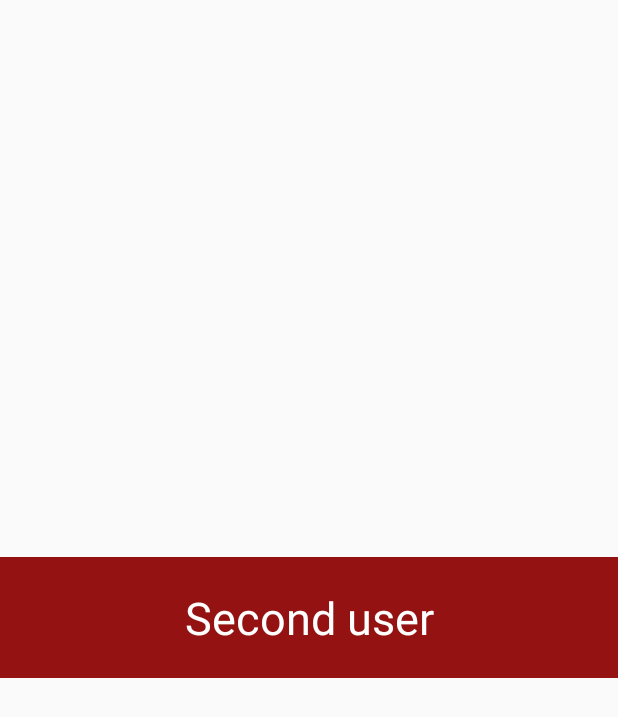
After one commit to ArthurSav/Least, an Android app: the layout layout_user_second.xml on its own in the app's theme, with its tools: preview values and no code run, on a phone screen of 412 x 824 dp. The commit adds this screen. Shown: the top 717 px of the screen. Run offline under Robolectric (Android 15) with nearby library versions, the phone set to English and light mode, and no system bars.

Commit message:
- Now a single object can have multiple view holders as long as it implements itemViewType

```diff
--- a/app/src/main/java/io/c0nnector/github/least/example/MainActivity.java
+++ b/app/src/main/java/io/c0nnector/github/least/example/MainActivity.java
@@ -13,8 +13,10 @@ import io.c0nnector.github.least.example.banner.BannerBinder;
 import io.c0nnector.github.least.example.banner.BannerViewHolderHolder;
 import io.c0nnector.github.least.example.header.HeaderBinder;
 import io.c0nnector.github.least.example.header.HeaderViewHolder;
+import io.c0nnector.github.least.example.user.SecondUserBinder;
 import io.c0nnector.github.least.example.user.User;
 import io.c0nnector.github.least.example.user.UserBinder;
+import io.c0nnector.github.least.example.user.UserSecondViewHolder;
 import io.c0nnector.github.least.example.user.UserViewHolderHolder;
 import io.c0nnector.github.least.LeastAdapter;
 import io.c0nnector.github.least.LeastView;
@@ -36,13 +38,12 @@ public class MainActivity extends AppCompatActivity {
 
     public void setupRecyclerView(){
 
-
-
         //adapter builder
         LeastAdapter adapter = new LeastAdapter.Builder()
 
                 // 1) bind the view types you want to display
                 .binder(new UserBinder(User.class, UserViewHolderHolder.class, R.layout.layout_user))
+                .binder(new SecondUserBinder(User.class, UserSecondViewHolder.class, R.layout.layout_user_second))
                 .binder(new BannerBinder(Banner.class, BannerViewHolderHolder.class, R.layout.layout_banner))
                 .binder(new HeaderBinder(String.class, HeaderViewHolder.class, R.layout.layout_header))
 
@@ -60,6 +61,7 @@ public class MainActivity extends AppCompatActivity {
                 // 3) done
                 .build(this);
 
+        adapter.enableSingleMultiview(true);
 
         leastView.setAdapter(adapter);
 
--- a/app/src/main/java/io/c0nnector/github/least/example/user/UserBinder.java
+++ b/app/src/main/java/io/c0nnector/github/least/example/user/UserBinder.java
@@ -22,4 +22,9 @@ public class UserBinder extends Binder<UserViewHolderHolder, User> {
     public void onBindViewHolder(UserViewHolderHolder holder, User user, int position) {
         holder.textView.setText(user.getName());
     }
+
+    @Override
+    public int getViewType() {
+        return 0;
+    }
 }
--- a/app/src/main/java/io/c0nnector/github/least/example/user/UserViewHolderHolder.java
+++ b/app/src/main/java/io/c0nnector/github/least/example/user/UserViewHolderHolder.java
@@ -20,7 +20,8 @@ public class UserViewHolderHolder  extends BaseViewHolder{
      * @param itemView
      */
     public UserViewHolderHolder(View itemView) {
-
         super(itemView);
     }
+
+
 }
--- /dev/null
+++ b/app/src/main/res/layout/layout_user_second.xml
@@ -0,0 +1,19 @@
+<?xml version="1.0" encoding="utf-8"?>
+<RelativeLayout xmlns:android="http://schemas.android.com/apk/res/android"
+                android:layout_width="match_parent"
+                android:layout_height="match_parent">
+
+    <TextView
+        android:layout_width="match_parent"
+        android:layout_height="wrap_content"
+        android:textAppearance="?android:attr/textAppearanceMedium"
+        android:text="Second user"
+        android:id="@+id/textView3"
+        android:layout_centerVertical="true"
+        android:layout_centerHorizontal="true"
+        android:background="#951212"
+        android:textColor="#ffffff"
+        android:gravity="center"
+        android:padding="20dp"
+        android:textSize="30dp"/>
+</RelativeLayout>
```
Also changed, not shown: app/src/main/java/io/c0nnector/github/least/example/user/SecondUserBinder.java (added, +25 -0 lines), app/src/main/java/io/c0nnector/github/least/example/user/User.java (+8 -2 lines), app/src/main/java/io/c0nnector/github/least/example/user/UserSecondViewHolder.java (added, +19 -0 lines), least/src/main/java/io/c0nnector/github/least/Binder.java (+7 -2 lines), least/src/main/java/io/c0nnector/github/least/ItemViewType.java (added, +13 -0 lines), least/src/main/java/io/c0nnector/github/least/LeastAdapter.java (+36 -0 lines).
